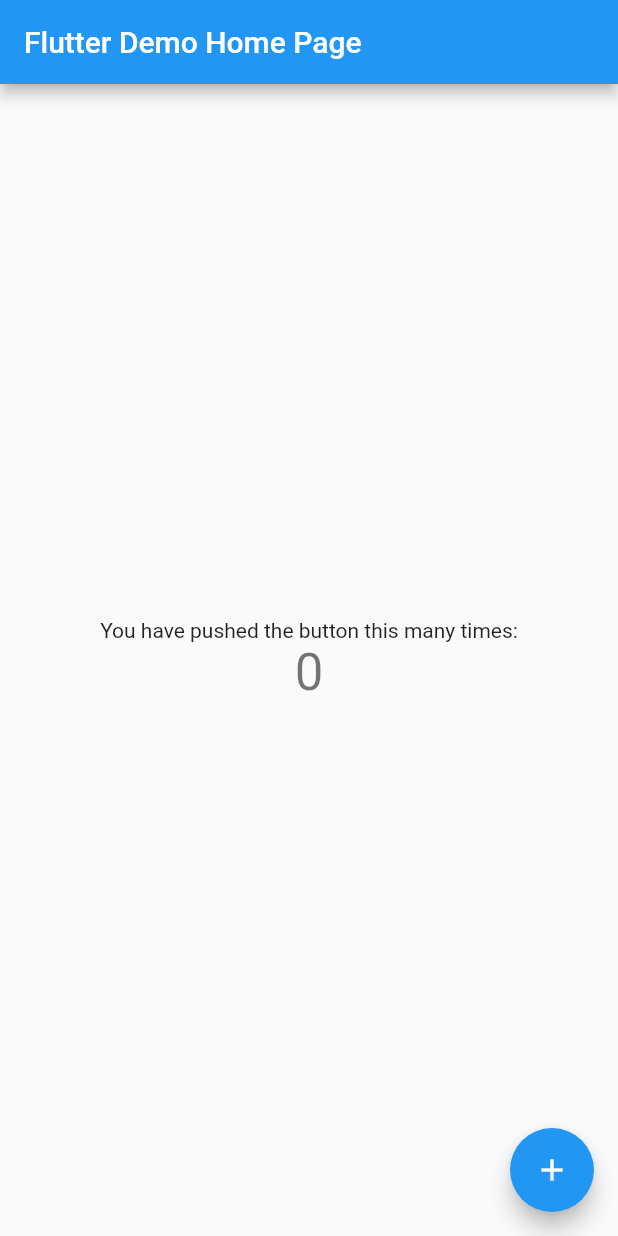
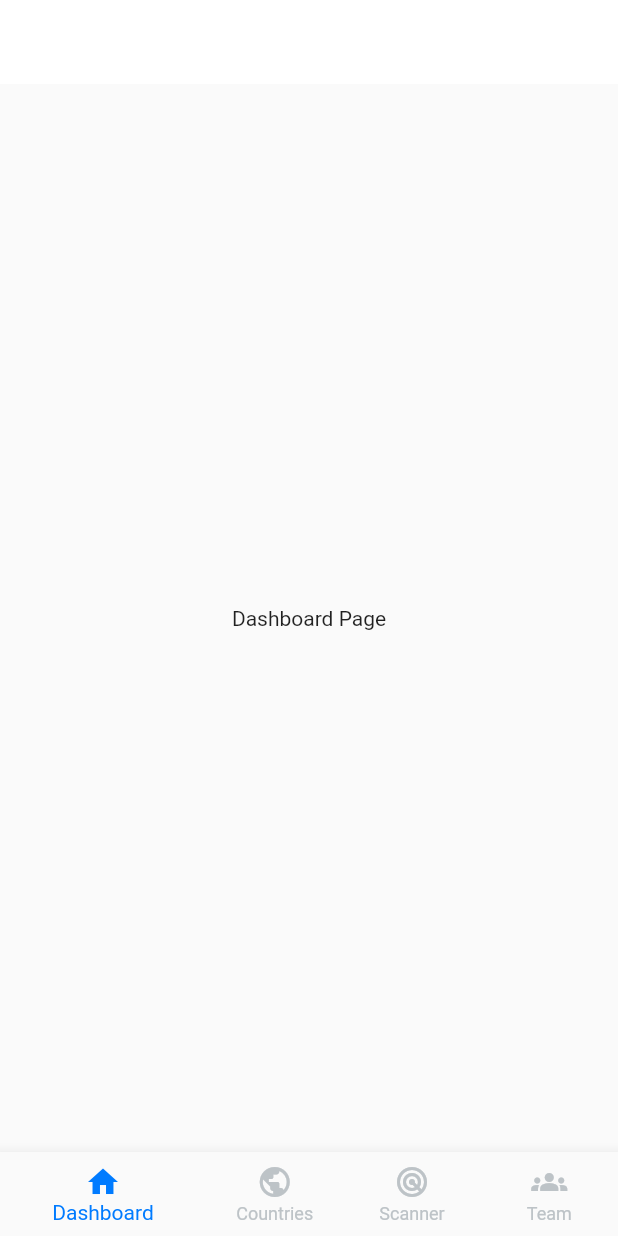
Before and after one commit to huaviet99/Distance-Guard-Flutter, a Flutter app: the screen it shows after launch, on a phone screen of 412 x 824 dp. Run offline on Flutter 3.47's test engine with Material 2 defaults, Android fonts, the phone set to English and light mode, and no system bars.

Commit message:
add bottom navigation bar

```diff
--- /dev/null
+++ b/lib/constants/colors.dart
@@ -0,0 +1,6 @@
+import 'dart:ui';
+
+class MyAppColor {
+  static const primaryColor = Color(0xFF007BFF);
+  static const unselectedColor = Color(0xFFBDC3C7);
+}
--- a/lib/main.dart
+++ b/lib/main.dart
@@ -1,3 +1,5 @@
+import 'package:distance_guard_flutter/constants/colors.dart';
+import 'package:distance_guard_flutter/pages/main_page.dart';
 import 'package:flutter/material.dart';
 
 void main() {
@@ -5,109 +7,26 @@
 }
 
 class MyApp extends StatelessWidget {
-  // This widget is the root of your application.
+  const MyApp({Key? key}) : super(key: key);
+
   @override
   Widget build(BuildContext context) {
     return MaterialApp(
-      title: 'Flutter Demo',
+      debugShowCheckedModeBanner: false,
       theme: ThemeData(
-        // This is the theme of your application.
-        //
-        // Try running your application with "flutter run". You'll see the
-        // application has a blue toolbar. Then, without quitting the app, try
-        // changing the primarySwatch below to Colors.green and then invoke
-        // "hot reload" (press "r" in the console where you ran "flutter run",
-        // or simply save your changes to "hot reload" in a Flutter IDE).
-        // Notice that the counter didn't reset back to zero; the application
-        // is not restarted.
-        primarySwatch: Colors.blue,
+        appBarTheme: AppBarTheme(
+          elevation: 0.0,
+          centerTitle: true,
+          backgroundColor: Colors.white,
+          backwardsCompatibility: false,
+          titleTextStyle: TextStyle(
+            fontWeight: FontWeight.w600,
+            color: MyAppColor.primaryColor,
+            fontSize: 20.0,
+          ),
+        ),
       ),
-      home: MyHomePage(title: 'Flutter Demo Home Page'),
+      home: MainPage(),
     );
   }
 }
-
-class MyHomePage extends StatefulWidget {
-  MyHomePage({Key? key, required this.title}) : super(key: key);
-
-  // This widget is the home page of your application. It is stateful, meaning
-  // that it has a State object (defined below) that contains fields that affect
-  // how it looks.
-
-  // This class is the configuration for the state. It holds the values (in this
-  // case the title) provided by the parent (in this case the App widget) and
-  // used by the build method of the State. Fields in a Widget subclass are
-  // always marked "final".
-
-  final String title;
-
-  @override
-  _MyHomePageState createState() => _MyHomePageState();
-}
-
-class _MyHomePageState extends State<MyHomePage> {
-  int _counter = 0;
-
-  void _incrementCounter() {
-    setState(() {
-      // This call to setState tells the Flutter framework that something has
-      // changed in this State, which causes it to rerun the build method below
-      // so that the display can reflect the updated values. If we changed
-      // _counter without calling setState(), then the build method would not be
-      // called again, and so nothing would appear to happen.
-      _counter++;
-    });
-  }
-
-  @override
-  Widget build(BuildContext context) {
-    // This method is rerun every time setState is called, for instance as done
-    // by the _incrementCounter method above.
-    //
-    // The Flutter framework has been optimized to make rerunning build methods
-    // fast, so that you can just rebuild anything that needs updating rather
-    // than having to individually change instances of widgets.
-    return Scaffold(
-      appBar: AppBar(
-        // Here we take the value from the MyHomePage object that was created by
-        // the App.build method, and use it to set our appbar title.
-        title: Text(widget.title),
-      ),
-      body: Center(
-        // Center is a layout widget. It takes a single child and positions it
-        // in the middle of the parent.
-        child: Column(
-          // Column is also a layout widget. It takes a list of children and
-          // arranges them vertically. By default, it sizes itself to fit its
-          // children horizontally, and tries to be as tall as its parent.
-          //
-          // Invoke "debug painting" (press "p" in the console, choose the
-          // "Toggle Debug Paint" action from the Flutter Inspector in Android
-          // Studio, or the "Toggle Debug Paint" command in Visual Studio Code)
-          // to see the wireframe for each widget.
-          //
-          // Column has various properties to control how it sizes itself and
-          // how it positions its children. Here we use mainAxisAlignment to
-          // center the children vertically; the main axis here is the vertical
-          // axis because Columns are vertical (the cross axis would be
-          // horizontal).
-          mainAxisAlignment: MainAxisAlignment.center,
-          children: <Widget>[
-            Text(
-              'You have pushed the button this many times:',
-            ),
-            Text(
-              '$_counter',
-              style: Theme.of(context).textTheme.headline4,
-            ),
-          ],
-        ),
-      ),
-      floatingActionButton: FloatingActionButton(
-        onPressed: _incrementCounter,
-        tooltip: 'Increment',
-        child: Icon(Icons.add),
-      ), // This trailing comma makes auto-formatting nicer for build methods.
-    );
-  }
-}
--- /dev/null
+++ b/lib/pages/dashboard_page.dart
@@ -0,0 +1,17 @@
+import 'package:flutter/material.dart';
+
+class DashboardPage extends StatefulWidget {
+  const DashboardPage({Key? key}) : super(key: key);
+
+  @override
+  _DashboardPageState createState() => _DashboardPageState();
+}
+
+class _DashboardPageState extends State<DashboardPage> {
+  @override
+  Widget build(BuildContext context) {
+    return Center(
+      child: Text('Dashboard Page'),
+    );
+  }
+}
--- /dev/null
+++ b/lib/pages/main_page.dart
@@ -0,0 +1,79 @@
+import 'package:distance_guard_flutter/constants/colors.dart';
+import 'package:distance_guard_flutter/pages/countries_page.dart';
+import 'package:distance_guard_flutter/pages/dashboard_page.dart';
+import 'package:distance_guard_flutter/pages/scanner_page.dart';
+import 'package:distance_guard_flutter/pages/team_page.dart';
+import 'package:flutter/material.dart';
+
+class MainPage extends StatefulWidget {
+  const MainPage({Key? key}) : super(key: key);
+
+  @override
+  _MainPageState createState() => _MainPageState();
+}
+
+class _MainPageState extends State<MainPage> {
+  int _pageSelectedIndex = 0;
+  String _appBarTitle = "";
+
+  final _pageOptions = [
+    DashboardPage(),
+    CountriesPage(),
+    ScannerPage(),
+    TeamPage(),
+  ];
+
+  @override
+  Widget build(BuildContext context) {
+    return Scaffold(
+      appBar: AppBar(
+        title: Text(_appBarTitle),
+      ),
+      body: _buildBody(),
+      bottomNavigationBar: BottomNavigationBar(
+        items: [
+          BottomNavigationBarItem(icon: Icon(Icons.home), label: 'Dashboard'),
+          BottomNavigationBarItem(icon: Icon(Icons.public), label: 'Countries'),
+          BottomNavigationBarItem(icon: Icon(Icons.radar), label: 'Scanner'),
+          BottomNavigationBarItem(icon: Icon(Icons.groups), label: 'Team'),
+        ],
+        currentIndex: _pageSelectedIndex,
+        showUnselectedLabels: true,
+        selectedItemColor: MyAppColor.primaryColor,
+        unselectedItemColor: MyAppColor.unselectedColor,
+        onTap: _onItemTapped,
+      ),
+    );
+  }
+
+  void _onItemTapped(int index) {
+    setState(() {
+      _pageSelectedIndex = index;
+      _changeAppBarTitle(index);
+    });
+  }
+
+  void _changeAppBarTitle(int index) {
+    switch (index) {
+      case 0:
+        _appBarTitle = 'Dashboard';
+        break;
+      case 1:
+        _appBarTitle = 'Countries';
+
+        break;
+      case 2:
+        _appBarTitle = 'Scanner';
+        break;
+      case 3:
+        _appBarTitle = 'Team';
+        break;
+    }
+  }
+
+  Widget _buildBody() {
+    return Center(
+      child: _pageOptions.elementAt(_pageSelectedIndex),
+    );
+  }
+}
```
Also changed, not shown: lib/pages/countries_page.dart (added, +17 -0 lines), lib/pages/scanner_page.dart (added, +17 -0 lines), lib/pages/team_page.dart (added, +17 -0 lines).
